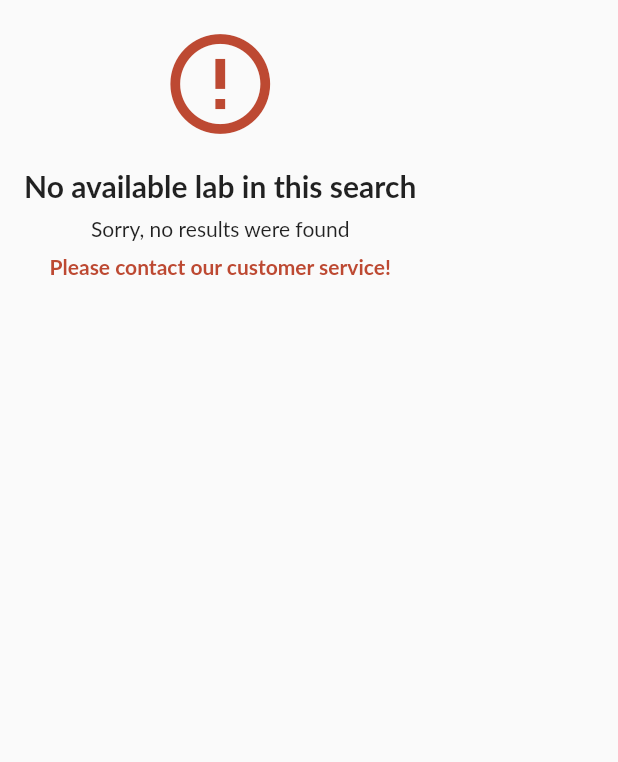
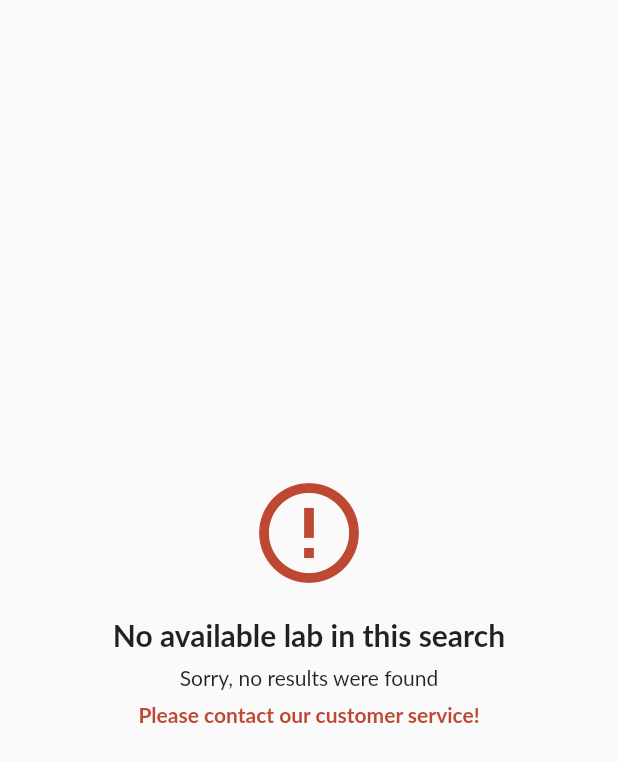
Before and after one commit to vineeth862/SampleApplication, a Flutter app: the LabListScreen widget shown alone on an empty page, opened directly, on a phone screen of 412 x 824 dp. Shown: the top 762 px of the screen. Run offline on Flutter 3.47's test engine with Material 2 defaults, Android fonts, the phone set to English and light mode, and no system bars; our stand-ins replace carousel_indicator, carousel_slider, cloud_firestore, firebase_auth, firebase_core, firebase_storage and 8 more; missing offline and left inert: countries_flag, open_street_map_search_and_pick; accounts and stored records are empty; Roboto replaces fonts that are missing (Lato).

Commit message:
search functionality implemented

```diff
--- a/lib/src/screens/Home/explore/Search/tabs/filtered_lab_list.dart
+++ b/lib/src/screens/Home/explore/Search/tabs/filtered_lab_list.dart
@@ -13,25 +13,51 @@ class LabListScreen extends StatelessWidget {
   Widget build(BuildContext context) {
     final searchState = Provider.of<SearchListState>(context);
     return searchState.getlabSuggetionList.isEmpty
-        ? SingleChildScrollView(
+        ? Center(
+            child: SingleChildScrollView(
                 child: NoResultFoundCard(
               title: 'No available lab in this search',
-          ))
-        : ListView.builder(
+            )),
+          )
+        : Column(
+            children: [
+              Container(
+                alignment: Alignment.bottomLeft,
+                padding: EdgeInsets.all(12),
+                child: searchState.input.isEmpty
+                    ? Text(
+                        "Popular Labs",
+                        style: TextStyle(
+                            fontSize: 21,
+                            fontWeight: FontWeight.w600,
+                            letterSpacing: 3),
+                      )
+                    : Text(
+                        "Searched Results!",
+                        style: TextStyle(
+                            fontSize: 21,
+                            fontWeight: FontWeight.w600,
+                            letterSpacing: 3),
+                      ),
+              ),
+              Expanded(
+                child: ListView.builder(
                   itemCount: searchState.getlabSuggetionList.length,
                   itemBuilder: (context, index) {
                     return CustomListTile(
                       title: searchState.getlabSuggetionList[index].labName,
                       icon: Icons.store_outlined,
                       //subtitle: "lab",
-                labCode: searchState.getlabSuggetionList[index].hf_lab_code,
+                      labCode:
+                          searchState.getlabSuggetionList[index].hf_lab_code,
                       testCode: '',
                       onTap: (title, labCode, tesCode) async {
                         await searchState.cardClicked(labCode, false);
                         globalservice.navigate(
                             context,
                             FilteredLabCardlistPage(
-                          title: searchState.getlabSuggetionList[index].labName,
+                                title: searchState
+                                    .getlabSuggetionList[index].labName,
                                 location: searchState.getlabSuggetionList[index]
                                     .branchDetails[0].locality,
                                 labCode: searchState
@@ -39,6 +65,9 @@ class LabListScreen extends StatelessWidget {
                       },
                     );
                   },
+                ),
+              ),
+            ],
           );
   }
 }
```
Also changed, not shown: lib/src/screens/Home/explore/Search/search_field.dart (+30 -15 lines), lib/src/screens/Home/explore/Search/tabs/filterd_test_list.dart (+28 -4 lines), lib/src/utils/Provider/search_provider.dart (+45 -3 lines). Lines whose indentation alone changed are shown as unchanged.
